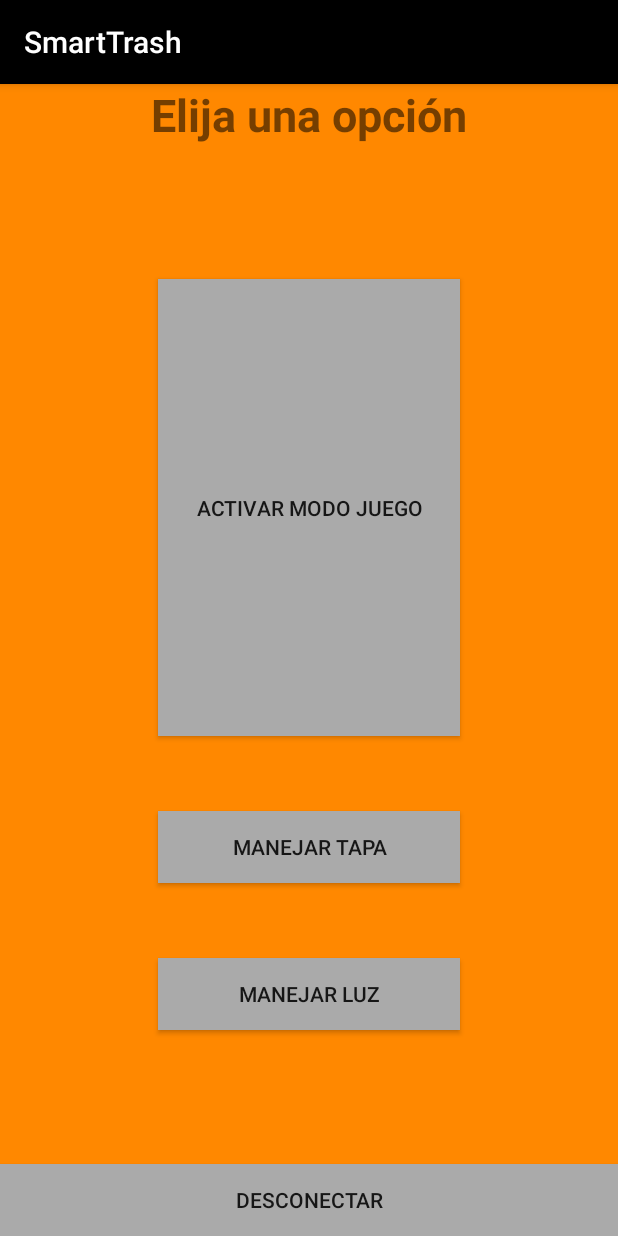
After one commit to FabianNorbertoEscobar/SmartTrash, an Android app: the MenuAcciones screen opened directly, with no data from a screen before it, on a phone screen of 412 x 824 dp. The commit adds this screen. Run offline under Robolectric (Android 15) with nearby library versions, the phone set to English and light mode, and no system bars.

Commit message:
Agrego activities que se van a implementar en un futuro

```diff
--- a/Android/app/build.gradle
+++ b/Android/app/build.gradle
@@ -23,6 +23,7 @@ dependencies {
     implementation 'com.android.support:appcompat-v7:28.0.0'
     implementation 'com.android.support.constraint:constraint-layout:1.1.3'
     implementation 'android.arch.lifecycle:extensions:1.1.1'
+    implementation 'com.android.support:design:28.0.0'
     testImplementation 'junit:junit:4.12'
     androidTestImplementation 'com.android.support.test:runner:1.0.2'
     androidTestImplementation 'com.android.support.test.espresso:espresso-core:3.0.2'
--- /dev/null
+++ b/Android/app/src/main/java/smarttrashteam/smarttrash/MenuAcciones.java
@@ -0,0 +1,13 @@
+package smarttrashteam.smarttrash;
+
+import android.support.v7.app.AppCompatActivity;
+import android.os.Bundle;
+
+public class MenuAcciones extends AppCompatActivity {
+
+    @Override
+    protected void onCreate(Bundle savedInstanceState) {
+        super.onCreate(savedInstanceState);
+        setContentView(R.layout.activity_menu_acciones);
+    }
+}
--- /dev/null
+++ b/Android/app/src/main/res/layout/activity_menu_acciones.xml
@@ -0,0 +1,82 @@
+<?xml version="1.0" encoding="utf-8"?>
+<RelativeLayout xmlns:android="http://schemas.android.com/apk/res/android"
+    xmlns:app="http://schemas.android.com/apk/res-auto"
+    xmlns:tools="http://schemas.android.com/tools"
+    android:layout_width="match_parent"
+    android:layout_height="match_parent"
+    android:background="@android:color/holo_orange_dark"
+    tools:context=".MenuAcciones">
+
+    <TextView
+        android:id="@+id/IdTxtMenuAcciones"
+        android:layout_width="wrap_content"
+        android:layout_height="wrap_content"
+        android:layout_alignParentTop="true"
+        android:layout_centerHorizontal="true"
+        android:text="Elija una opción"
+        android:textAlignment="center"
+        android:textSize="30sp"
+        android:textStyle="bold" />
+
+    <Button
+        android:id="@+id/IdBtnGiroscopo"
+        android:layout_width="wrap_content"
+        android:layout_height="wrap_content"
+        android:layout_above="@+id/IdBtnIrAcelerometro"
+        android:layout_below="@+id/IdTxtMenuAcciones"
+        android:layout_alignParentStart="true"
+        android:layout_alignParentLeft="true"
+        android:layout_alignParentEnd="true"
+        android:layout_alignParentRight="true"
+        android:layout_marginStart="105dp"
+        android:layout_marginLeft="105dp"
+        android:layout_marginTop="89dp"
+        android:layout_marginEnd="105dp"
+        android:layout_marginRight="105dp"
+        android:layout_marginBottom="50dp"
+        android:background="@android:color/darker_gray"
+        android:text="Activar modo juego" />
+
+    <Button
+        android:id="@+id/IdBtnIrAcelerometro"
+        android:layout_width="wrap_content"
+        android:layout_height="wrap_content"
+        android:layout_above="@+id/IdBtnIrProximidad"
+        android:layout_alignParentStart="true"
+        android:layout_alignParentLeft="true"
+        android:layout_alignParentEnd="true"
+        android:layout_alignParentRight="true"
+        android:layout_marginStart="105dp"
+        android:layout_marginLeft="105dp"
+        android:layout_marginEnd="105dp"
+        android:layout_marginRight="119dp"
+        android:layout_marginBottom="50dp"
+        android:background="@android:color/darker_gray"
+        android:text="Manejar tapa" />
+
+    <Button
+        android:id="@+id/IdBtnIrProximidad"
+        android:layout_width="144dp"
+        android:layout_height="wrap_content"
+        android:layout_above="@+id/IdBtnDesconectar"
+        android:layout_alignParentStart="true"
+        android:layout_alignParentLeft="true"
+        android:layout_alignParentEnd="true"
+        android:layout_alignParentRight="true"
+        android:layout_marginStart="105dp"
+        android:layout_marginLeft="105dp"
+        android:layout_marginEnd="105dp"
+        android:layout_marginRight="124dp"
+        android:layout_marginBottom="89dp"
+        android:background="@android:color/darker_gray"
+        android:text="Manejar luz" />
+
+    <Button
+        android:id="@+id/IdBtnDesconectar"
+        android:layout_width="match_parent"
+        android:layout_height="wrap_content"
+        android:layout_alignParentBottom="true"
+        android:layout_centerHorizontal="true"
+        android:background="@android:color/darker_gray"
+        android:text="Desconectar" />
+</RelativeLayout>
--- a/Android/app/src/main/res/layout/menu_controlar_bt.xml
+++ b/Android/app/src/main/res/layout/menu_controlar_bt.xml
@@ -2,8 +2,10 @@
 <RelativeLayout xmlns:android="http://schemas.android.com/apk/res/android"
     xmlns:app="http://schemas.android.com/apk/res-auto"
     xmlns:tools="http://schemas.android.com/tools"
+    android:id="@+id/IdLayout"
     android:layout_width="match_parent"
     android:layout_height="match_parent"
+    android:background="@android:color/holo_orange_dark"
     tools:context=".ControlarBT">
 
     <TextView
@@ -55,6 +57,7 @@
         android:layout_marginEnd="0dp"
         android:layout_marginRight="0dp"
         android:layout_marginBottom="0dp"
+        android:background="@android:color/darker_gray"
         android:text="Desconectar" />
 
     <Button
--- a/Android/app/src/main/res/values/colors.xml
+++ b/Android/app/src/main/res/values/colors.xml
@@ -1,6 +1,6 @@
 <?xml version="1.0" encoding="utf-8"?>
 <resources>
-    <color name="colorPrimary">#008577</color>
+    <color name="colorPrimary">#000000</color>
     <color name="colorPrimaryDark">#00574B</color>
     <color name="colorAccent">#D81B60</color>
 </resources>
--- /dev/null
+++ b/Android/app/src/main/res/values/dimens.xml
@@ -0,0 +1,3 @@
+<resources>
+    <dimen name="fab_margin">16dp</dimen>
+</resources>
--- a/Android/app/src/main/res/values/strings.xml
+++ b/Android/app/src/main/res/values/strings.xml
@@ -2,4 +2,5 @@
     <string name="app_name">SmartTrash</string>
     <string name="tituloApp">Smart Trash</string>
     <string name="titulobtnAjustes">Ajustes</string>
+    <string name="title_activity_giroscopo">Giroscopo</string>
 </resources>
```
Also changed, not shown: Android/app/src/main/AndroidManifest.xml (+13 -5 lines), Android/app/src/main/java/smarttrashteam/smarttrash/Acelerometro.java (added, +13 -0 lines), Android/app/src/main/java/smarttrashteam/smarttrash/Giroscopo.java (added, +13 -0 lines), Android/app/src/main/java/smarttrashteam/smarttrash/Proximidad.java (added, +13 -0 lines), Android/app/src/main/res/layout/activity_acelerometro.xml (added, +53 -0 lines), Android/app/src/main/res/layout/activity_giroscopo.xml (added, +61 -0 lines), Android/app/src/main/res/layout/activity_proximidad.xml (added, +52 -0 lines), Android/app/src/main/res/layout/dispositivos_bt.xml (+5 -4 lines), Android/app/src/main/res/layout/pantalla_principal.xml (+9 -8 lines), Android/app/src/main/res/values/styles.xml (+9 -0 lines).
